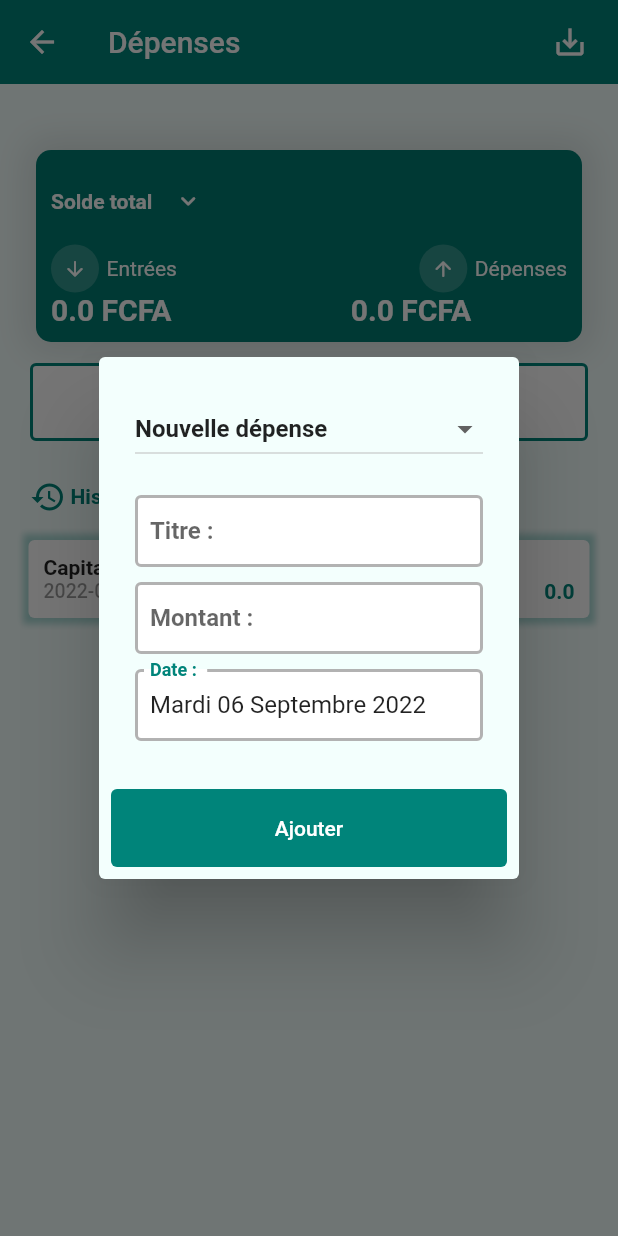
After one commit to D3R50N/My-Spendings, a Flutter app: the EditPlanif screen opened by its route, after a tap on "Ajouter une transaction", on a phone screen of 412 x 824 dp. The commit adds this screen. Run offline on Flutter 3.47's test engine with Material 2 defaults, Android fonts, the phone set to English and light mode, and no system bars; our stand-ins replace carousel_slider, gap, hive, hive_flutter, shared_preferences, smooth_page_indicator; accounts and stored records are empty.

Commit message:
un commit

```diff
--- a/lib/main.dart
+++ b/lib/main.dart
@@ -4,6 +4,7 @@ import 'package:flutter/material.dart';
 import 'package:flutter_application_1/models/historymodel.dart';
 import 'package:flutter_application_1/models/spendingsmodel.dart';
 import 'package:flutter_application_1/routes.dart';
+import 'package:flutter_application_1/routes/editplan.dart';
 import 'package:flutter_application_1/routes/home.dart';
 import 'package:flutter_application_1/routes/newplan.dart';
 import 'package:flutter_application_1/routes/startingpage.dart';
@@ -40,7 +41,8 @@ class App extends StatelessWidget {
       routes: {
         Routes.home: (context) => Home(),
         Routes.startingpage: (context) => StartingPage(),
-        Routes.newplanif: ((context) => NewPlanif())
+        Routes.newplanif: ((context) => NewPlanif()),
+        Routes.editplanif: ((context) => EditPlanif()),
       },
     );
   }
--- a/lib/routes.dart
+++ b/lib/routes.dart
@@ -2,4 +2,5 @@ class Routes {
   static String home = "/";
   static String startingpage = "startingpage";
   static String newplanif = "newplanif";
+  static String editplanif = "editplanif";
 }
--- /dev/null
+++ b/lib/routes/editplan.dart
@@ -0,0 +1,331 @@
+// ignore_for_file: prefer_const_constructors, prefer_const_literals_to_create_immutables, non_constant_identifier_names
+
+import 'package:flutter/material.dart';
+import 'package:flutter/widgets.dart';
+import 'package:flutter_application_1/models/historymodel.dart';
+import 'package:flutter_application_1/routes.dart';
+import 'package:flutter_application_1/utils/colors.dart';
+import 'package:flutter_application_1/utils/date_utils.dart';
+import 'package:flutter_application_1/utils/functions.dart';
+import 'package:flutter_application_1/utils/globals.dart';
+import 'package:flutter_application_1/widgets/historycard.dart';
+import 'package:flutter_application_1/widgets/spendingscard.dart';
+import 'package:gap/gap.dart';
+
+class EditPlanif extends StatefulWidget {
+  const EditPlanif({Key? key}) : super(key: key);
+
+  @override
+  State<EditPlanif> createState() => _EditPlanifState();
+}
+
+class _EditPlanifState extends State<EditPlanif> {
+  List<HistoryModel> histories = [];
+
+  int year_limit = 1;
+
+  List list = ["Nouvelle dépense", "Nouvelle entrée"];
+  late String curr_type;
+
+  TextEditingController amount_controller = TextEditingController();
+  TextEditingController title_controller = TextEditingController();
+  TextEditingController date_controller =
+      TextEditingController(text: AppDateUtils.toFr(DateTime.now()));
+  @override
+  void initState() {
+    curr_type = list.first;
+    super.initState();
+  }
+
+  @override
+  Widget build(BuildContext context) {
+    return Scaffold(
+      backgroundColor: bkgColor,
+      appBar: AppBar(
+        elevation: 0,
+        // centerTitle: true,
+        backgroundColor: mainColor,
+        title: GestureDetector(
+            child: Text(newmodel.title),
+            onTap: () {
+              pushRoute(context, Routes.home);
+            }),
+        actions: [
+          Padding(
+            padding: const EdgeInsets.all(8.0),
+            child: IconButton(
+              icon: Icon(Icons.save_alt_outlined),
+              onPressed: () {
+                //NOTE Enlever le dialogue avant d'afficher la page
+                // Navigator.of(context).pop();
+                spendingsBox.get(newmodel.key)?.save().then((value) {
+                  Navigator.of(context).pop();
+                });
+              },
+            ),
+          ),
+        ],
+      ),
+      body: Column(
+        crossAxisAlignment: CrossAxisAlignment.start,
+        children: [
+          SpendingsCard(
+            newmodel,
+            showTitle: false,
+            showEditBtn: false,
+            onDelete: () {},
+          ),
+          Padding(
+            padding: const EdgeInsets.symmetric(horizontal: 20, vertical: 10),
+            child: TextButton(
+              style: TextButton.styleFrom(
+                backgroundColor: Colors.white,
+                minimumSize: Size.fromHeight(40),
+                padding: EdgeInsets.all(18),
+                side: BorderSide(color: mainColor, width: 2),
+              ),
+              child: Text(
+                'Ajouter une transaction',
+                style: TextStyle(color: mainColor),
+              ),
+              onPressed: () {
+                newTransac();
+              },
+            ),
+          ),
+          Gap(5),
+          Padding(
+            padding: const EdgeInsets.symmetric(horizontal: 20, vertical: 10),
+            child: Row(
+              children: [
+                Icon(Icons.history, color: mainColor),
+                Gap(3),
+                Text(
+                  'Historique des transactions',
+                  style:
+                      TextStyle(color: mainColor, fontWeight: FontWeight.bold),
+                ),
+              ],
+            ),
+          ),
+          Expanded(
+            child: ListView(
+              physics: BouncingScrollPhysics(),
+              children: [
+                ...newmodel.incomesList
+                    .map((e) => HistoryCard(
+                          e,
+                          showDate: true,
+                        ))
+                    .toList(),
+                ...newmodel.expensesList
+                    .map((e) => HistoryCard(
+                          e,
+                          showDate: true,
+                        ))
+                    .toList(),
+              ],
+            ),
+          )
+        ],
+      ),
+    );
+  }
+
+  void save() {
+    Navigator.of(context).pop();
+    amount_controller.text = "";
+    title_controller.text = "";
+    date_controller.text = AppDateUtils.toFr(DateTime.now());
+    setState(() {});
+  }
+
+  Future<void> newTransac() async {
+    return showDialog<void>(
+      context: context,
+      barrierDismissible: true, // user must tap button!
+      builder: (BuildContext context) {
+        return StatefulBuilder(
+          builder: (context, setState) {
+            return AlertDialog(
+              title: DropdownButton<String>(
+                value: curr_type,
+                isExpanded: true,
+                items: [
+                  DropdownMenuItem(
+                    child: Text(
+                      list.first,
+                      style: TextStyle(
+                        fontWeight: FontWeight.w600,
+                      ),
+                    ),
+                    value: list.first,
+                  ),
+                  DropdownMenuItem(
+                    child: Text(
+                      list.last,
+                      style: TextStyle(
+                        fontWeight: FontWeight.w600,
+                      ),
+                    ),
+                    value: list.last,
+                  ),
+                ],
+                onChanged: (e) {
+                  setState(() {
+                    curr_type = e ?? "hd";
+                  });
+                },
+              ),
+              backgroundColor: bkgColor,
+              content: SingleChildScrollView(
+                child: ListBody(
+                  children: <Widget>[
+                    TextField(
+                      controller: title_controller,
+                      scrollPhysics: BouncingScrollPhysics(),
+                      decoration: InputDecoration(
+                        filled: true,
+
+                        fillColor: Colors.white,
+                        enabledBorder: OutlineInputBorder(
+                          borderSide: BorderSide(
+                            width: 2,
+                            color: Colors.black.withOpacity(.3),
+                          ),
+                        ),
+                        focusedBorder: OutlineInputBorder(
+                          borderSide: BorderSide(
+                            width: 2,
+                            color: mainColor,
+                          ),
+                        ),
+                        contentPadding: EdgeInsets.all(10),
+                        // prefixText: "Titre : ",
+                        label: Text(
+                          'Titre : ',
+                          style: TextStyle(fontWeight: FontWeight.bold),
+                        ),
+                        floatingLabelStyle: TextStyle(
+                          fontWeight: FontWeight.bold,
+                          color: mainColor,
+                        ),
+                      ),
+                    ),
+                    Gap(10),
+                    TextField(
+                      controller: amount_controller,
+                      scrollPhysics: BouncingScrollPhysics(),
+                      keyboardType: TextInputType.number,
+                      decoration: InputDecoration(
+                        filled: true,
+
+                        fillColor: Colors.white,
+                        enabledBorder: OutlineInputBorder(
+                          borderSide: BorderSide(
+                            width: 2,
+                            color: Colors.black.withOpacity(.3),
+                          ),
+                        ),
+                        focusedBorder: OutlineInputBorder(
+                          borderSide: BorderSide(
+                            width: 2,
+                            color: mainColor,
+                          ),
+                        ),
+                        contentPadding: EdgeInsets.all(10),
+                        // prefixText: "Titre : ",
+                        label: Text(
+                          'Montant : ',
+                          style: TextStyle(fontWeight: FontWeight.bold),
+                        ),
+                        floatingLabelStyle: TextStyle(
+                          fontWeight: FontWeight.bold,
+                          color: mainColor,
+                        ),
+                        suffixText: "FCFA",
+                      ),
+                    ),
+                    Gap(10),
+                    TextField(
+                      controller: date_controller,
+                      scrollPhysics: BouncingScrollPhysics(),
+                      keyboardType: TextInputType.datetime,
+                      onTap: () {
+                        showDatePicker(
+                          confirmText: "Confirmer",
+                          cancelText: "Annuler",
+                          helpText: "Sélectionnez la date de la transaction",
+                          //TODO locale: Locale("fr"),
+                          context: context,
+                          initialDate: DateTime.now(),
+                          firstDate: DateTime(2000),
+                          lastDate: DateTime(DateTime.now().year + year_limit),
+                        ).then((value) {
+                          if (value == null) return;
+
+                          date_controller.text = AppDateUtils.toFr(value);
+                        });
+                      },
+                      readOnly: true,
+                      decoration: InputDecoration(
+                        filled: true,
+                        fillColor: Colors.white,
+                        enabledBorder: OutlineInputBorder(
+                          borderSide: BorderSide(
+                            width: 2,
+                            color: Colors.black.withOpacity(.3),
+                          ),
+                        ),
+
+                        focusedBorder: OutlineInputBorder(
+                          borderSide: BorderSide(
+                            width: 2,
+                            color: mainColor,
+                          ),
+                        ),
+                        contentPadding: EdgeInsets.all(10),
+                        // prefixText: "Titre : ",
+                        label: Text(
+                          'Date : ',
+                          style: TextStyle(fontWeight: FontWeight.bold),
+                        ),
+                        floatingLabelStyle: TextStyle(
+                          fontWeight: FontWeight.bold,
+                          color: mainColor,
+                        ),
+                      ),
+                    ),
+                  ],
+                ),
+              ),
+              actions: <Widget>[
+                TextButton(
+                  style: TextButton.styleFrom(
+                    backgroundColor: mainColor,
+                    minimumSize: Size.fromHeight(40),
+                    padding: EdgeInsets.all(18),
+                  ),
+                  child: Text(
+                    'Ajouter',
+                    style: TextStyle(color: Colors.white),
+                  ),
+                  onPressed: () {
+                    HistoryModel hm = HistoryModel(
+                      title_controller.text,
+                      date_controller.text,
+                      double.parse(amount_controller.text),
+                      isIncoming: curr_type == list.last,
+                    );
+                    newmodel.add(hm);
+                    save();
+                  },
+                ),
+              ],
+            );
+          },
+        );
+      },
+    );
+  }
+}
--- a/lib/widgets/spendingscard.dart
+++ b/lib/widgets/spendingscard.dart
@@ -127,7 +127,7 @@ class SpendingsCardState extends State<SpendingsCard> {
                                 try {
                                   newmodel =
                                       spendingsBox.get(widget.model.key)!;
-                                  push(context, Routes.newplanif);
+                                  push(context, Routes.editplanif);
                                 } catch (excep) {
                                   print(excep);
                                   errordialog(
```
